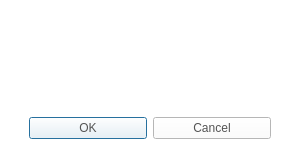
Qt form CaX/dialog/commondialog.ui (fsest4u/CaX_03) before a commit.
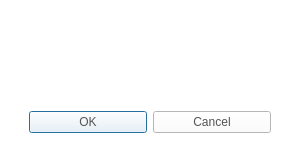
The same form after that commit. Icons and pictures are not drawn.

The edit to the form file:
```diff
--- a/CaX/dialog/commondialog.ui
+++ b/CaX/dialog/commondialog.ui
@@ -54,7 +54,7 @@
         <x>0</x>
         <y>0</y>
         <width>282</width>
-        <height>100</height>
+        <height>92</height>
        </rect>
       </property>
       <layout class="QGridLayout" name="gridLayout_3">
@@ -71,6 +71,12 @@
    </item>
    <item row="1" column="0">
     <widget class="QDialogButtonBox" name="buttonBox">
+     <property name="minimumSize">
+      <size>
+       <width>0</width>
+       <height>34</height>
+      </size>
+     </property>
      <property name="styleSheet">
       <string notr="true">QPushButton
 {
```
